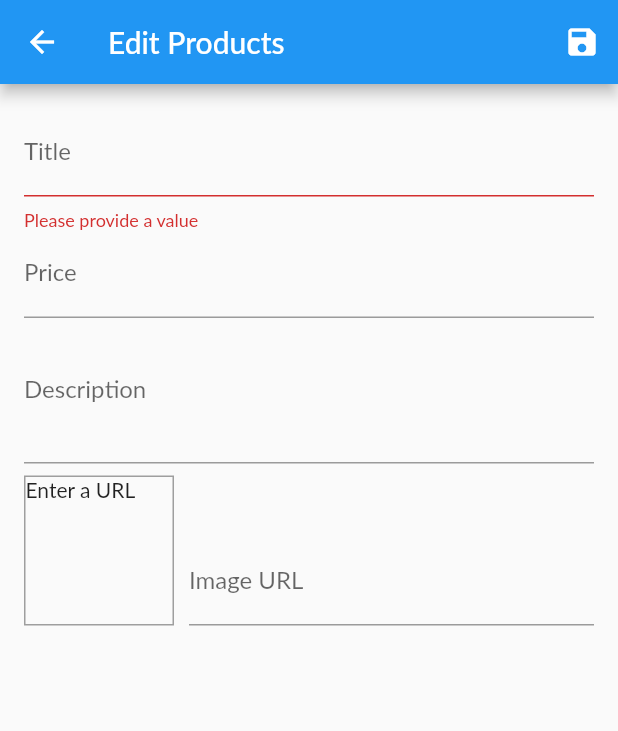
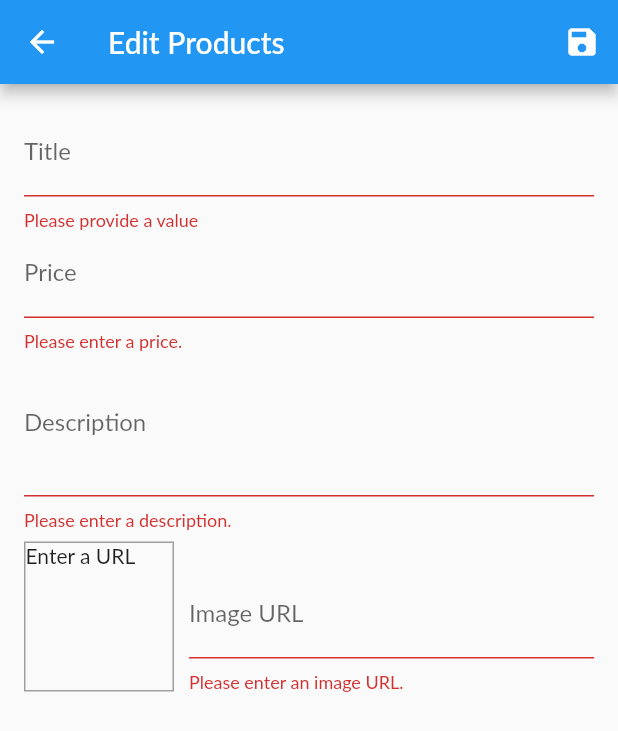
Before and after one commit to mricky/fluter_shop, a Flutter app: the EditProductScreen screen opened by its route, after a tap on the "save" icon, on a phone screen of 412 x 824 dp. Shown: the top 731 px of the screen. Run offline on Flutter 3.47's test engine with Material 2 defaults, Android fonts, the phone set to English and light mode, and no system bars; network calls fail; Roboto replaces fonts that are missing (Lato).

Commit message:
Adding validation to all inputs

```diff
--- a/lib/screens/edit_product_screen.dart
+++ b/lib/screens/edit_product_screen.dart
@@ -39,6 +39,15 @@ class _EditProductScreenState extends State<EditProductScreen> {
   }
   void _updateImageUrl(){
     if(!_imageUrlFocusNode.hasFocus){
+       if(_imageUrlController.text.isEmpty
+          || !_imageUrlController.text.startsWith('http') &&
+          !_imageUrlController.text.startsWith('https') ||
+            !_imageUrlController.text.endsWith('.png') &&
+             !_imageUrlController.text.endsWith('.jpg') &&
+             !_imageUrlController.text.endsWith('.jpeg')) {
+          return;
+        }
+
       setState(() {
 
       });
@@ -109,7 +118,21 @@ class _EditProductScreenState extends State<EditProductScreen> {
                   onFieldSubmitted: (value){
                     FocusScope.of(context).requestFocus(_descriptionFocusNode);
                   },
-                   onSaved: (value) {
+                  validator: (value){
+                    if(value.isEmpty)
+                    {
+                      return 'Please enter a price.';
+                    }
+                    if(double.tryParse(value) == null){
+                      return 'Please enter a valid number';
+                    }
+                    if(double.parse(value) <=0) {
+                      return 'Please etner a number greate than zero';
+
+                    }
+                    return null;
+                  },
+                  onSaved: (value) {
                     _editedProduct = Product(
                       title: _editedProduct.title,
                       price: double.parse(value),
@@ -126,6 +149,15 @@ class _EditProductScreenState extends State<EditProductScreen> {
                   textInputAction: TextInputAction.next,
                   keyboardType: TextInputType.multiline,
                   focusNode: _descriptionFocusNode,
+                  validator: (value){
+                    if(value.isEmpty){
+                      return 'Please enter a description.';
+                    }
+                    if(value.length < 10){
+                      return 'Should be at least 10 character long.';
+                    }
+                    return null;
+                  },
                   onSaved: (value) {
                     _editedProduct = Product(
                       title: _editedProduct.title,
@@ -165,7 +197,20 @@ class _EditProductScreenState extends State<EditProductScreen> {
                         focusNode: _imageUrlFocusNode,
                         onFieldSubmitted: (_) {
                           _saveForm();
-                          },
+                        },
+                        validator: (value){
+                          if(value.isEmpty){
+                            return 'Please enter an image URL.';
+                          }
+                          if(!value.startsWith('http') && !value.startsWith('https')){
+                            return 'Please enter a valid URL';
+                          }
+                          if(!value.endsWith('.png') && !value.endsWith('.jpg') && !value.endsWith('.jpeg'))
+                          {
+                             return 'Please enter a valid image url';
+                          }
+                          return null;
+                        },
                         onSaved: (value) {
                           _editedProduct = Product(
                             title: _editedProduct.title,
```
